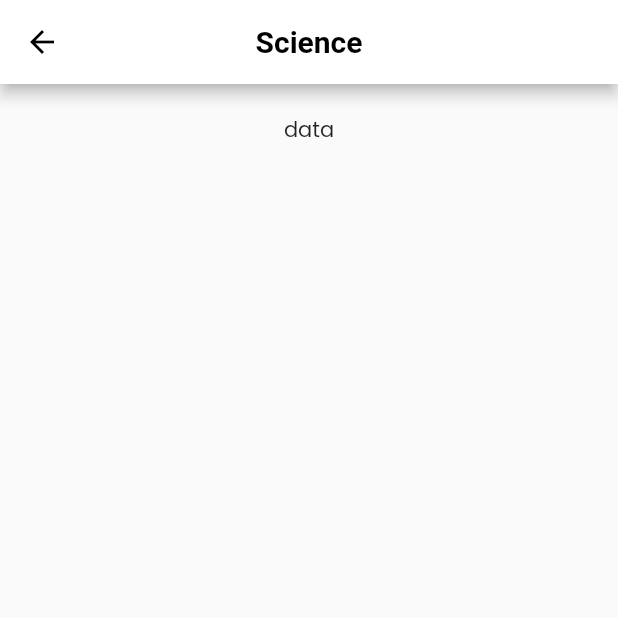
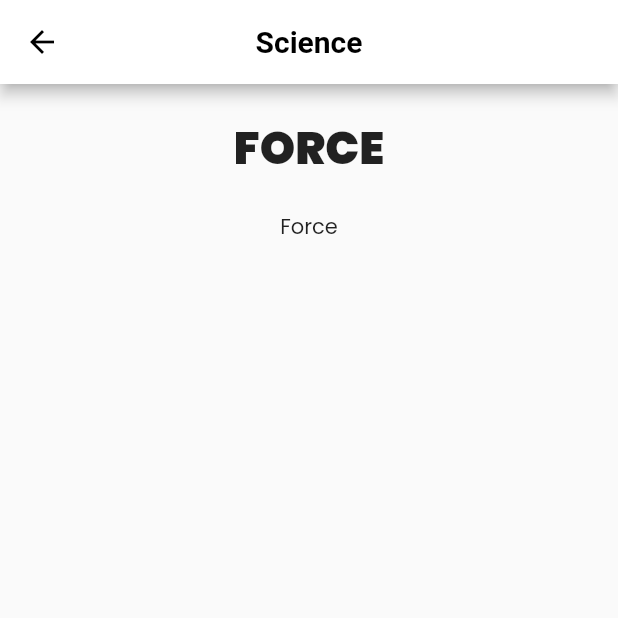
Before and after one commit to i-maple/science, a Flutter app: the ReadScreen screen opened directly, on a phone screen of 412 x 824 dp, the top half of it. Run offline on Flutter 3.47's test engine with Material 2 defaults, Android fonts, the phone set to English and light mode, and no system bars; our stand-ins replace google_fonts.

Commit message:
build and update : added read screen and content

```diff
--- /dev/null
+++ b/lib/models/contents_model.dart
@@ -0,0 +1,11 @@
+class ContentModel {
+  final Map contents = {
+    'physics': {
+      'force': [
+        {'text': 'Force', 'image': ''},
+        {'text': '', 'image': ''},
+        {'text': '', 'image': ''},
+      ],
+    },
+  };
+}
--- a/lib/providers/subject_provider.dart
+++ b/lib/providers/subject_provider.dart
@@ -3,6 +3,7 @@ import 'package:flutter/cupertino.dart';
 class SubjectProvider with ChangeNotifier {
   String _currentSubject = 'physics';
   String _topic = 'Force';
+  String _heading = 'Force';
 
   void setSubject(String subject) {
     _currentSubject = subject;
@@ -14,6 +15,12 @@ class SubjectProvider with ChangeNotifier {
     notifyListeners();
   }
 
+  void setHeading(String heading) {
+    _heading = heading;
+    notifyListeners();
+  }
+
   String get getCurrentSubject => _currentSubject;
   String get getCurrentTopic => _topic;
+  String get getCurrentHeading => _heading;
 }
--- a/lib/screens/home_page.dart
+++ b/lib/screens/home_page.dart
@@ -95,6 +95,7 @@ class _HomePageState extends State<HomePage> {
                   Text(
                     initializeProvider.getCurrentSubject.toUpperCase(),
                     style: kTitleTextStyle,
+                    textAlign: TextAlign.center,
                   ),
                   const SizedBox(
                     height: 15,
--- a/lib/screens/read_screen.dart
+++ b/lib/screens/read_screen.dart
@@ -1,7 +1,39 @@
 import 'package:flutter/material.dart';
+import 'package:provider/provider.dart';
+import 'package:science/models/contents_model.dart';
+import 'package:science/providers/subject_provider.dart';
+import 'package:science/utils/constants.dart';
 
-class ReadScreen extends StatelessWidget {
-  const ReadScreen({ Key? key }) : super(key: key);
+class ReadScreen extends StatefulWidget {
+  const ReadScreen({Key? key}) : super(key: key);
+
+  @override
+  State<ReadScreen> createState() => _ReadScreenState();
+}
+
+class _ReadScreenState extends State<ReadScreen> {
+  List<Widget> contentList = [];
+  loadContent() {
+    var initializeProvider =
+        Provider.of<SubjectProvider>(context, listen: false);
+    var content = ContentModel().contents[initializeProvider.getCurrentSubject]
+        [initializeProvider.getCurrentHeading.toLowerCase()];
+    for (var contentItems in content) {
+      String text = contentItems['text'];
+      String? imageUrl = contentItems['image'];
+      var textWidget = text.isNotEmpty? Text(text): const SizedBox();
+      var image =
+          imageUrl!.isNotEmpty ? Image.asset(imageUrl) : const SizedBox();
+      contentList.add(textWidget);
+      contentList.add(image);
+    }
+  }
+
+  @override
+  void initState() {
+    super.initState();
+    loadContent();
+  }
 
   @override
   Widget build(BuildContext context) {
@@ -10,11 +42,22 @@ class ReadScreen extends StatelessWidget {
         title: const Text('Science'),
       ),
       body: Column(
-        children: const [
-          SizedBox(
+        children: [
+          const SizedBox(
             height: 20,
           ),
-          Center(child: Text('data'),)
+          Center(
+            child: Text(
+              Provider.of<SubjectProvider>(context)
+                  .getCurrentHeading
+                  .toUpperCase(),
+              style: kTitleTextStyle,
+            ),
+          ),
+          const SizedBox(
+            height: 20,
+          ),
+          ...contentList
         ],
       ),
     );
--- a/lib/screens/topics_page.dart
+++ b/lib/screens/topics_page.dart
@@ -3,6 +3,7 @@ import 'package:provider/provider.dart';
 import 'package:science/models/topics_model.dart';
 import 'package:science/providers/subject_provider.dart';
 import 'package:science/screens/components/chapter_card.dart';
+import 'package:science/screens/read_screen.dart';
 import 'package:science/utils/constants.dart';
 
 class TopicsPage extends StatefulWidget {
@@ -25,7 +26,16 @@ class _TopicsPageState extends State<TopicsPage> {
       widgetsList.add(ChapterCard(
         chapterText: chapters,
         serialNo: index.toString(),
-        onTap: () {},
+        onTap: () {
+          Provider.of<SubjectProvider>(context, listen: false)
+              .setHeading(chapters);
+          Navigator.push(
+            context,
+            MaterialPageRoute(
+              builder: (_) => ReadScreen(),
+            ),
+          );
+        },
       ));
       index++;
     }
```
